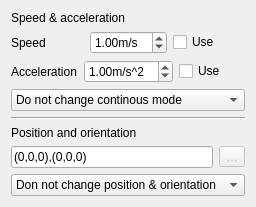
The window that src/Mod/Robot/Gui/TaskTrajectoryDressUpParameter.ui (southseact-3d/fcd) describes before a commit, drawn with Qt 5.
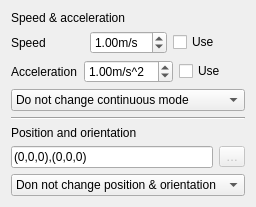
The same window after the commit.

Commit message: Fix various typos Found via codespell

Patch:
```diff
--- a/src/Mod/Robot/Gui/TaskTrajectoryDressUpParameter.ui
+++ b/src/Mod/Robot/Gui/TaskTrajectoryDressUpParameter.ui
@@ -99,7 +99,7 @@
     <widget class="QComboBox" name="comboBoxCont">
      <item>
       <property name="text">
-       <string>Do not change continous mode</string>
+       <string>Do not change continuous mode</string>
 
       </property>
      </item>
```
The commit also changes 2 other files.
